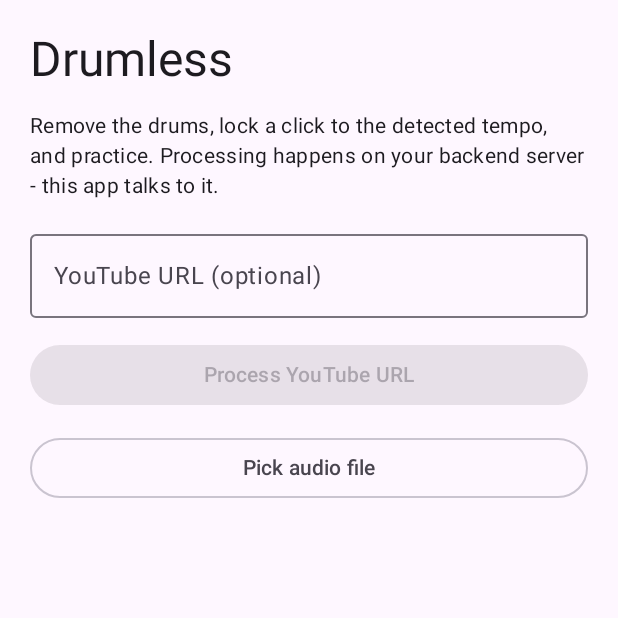
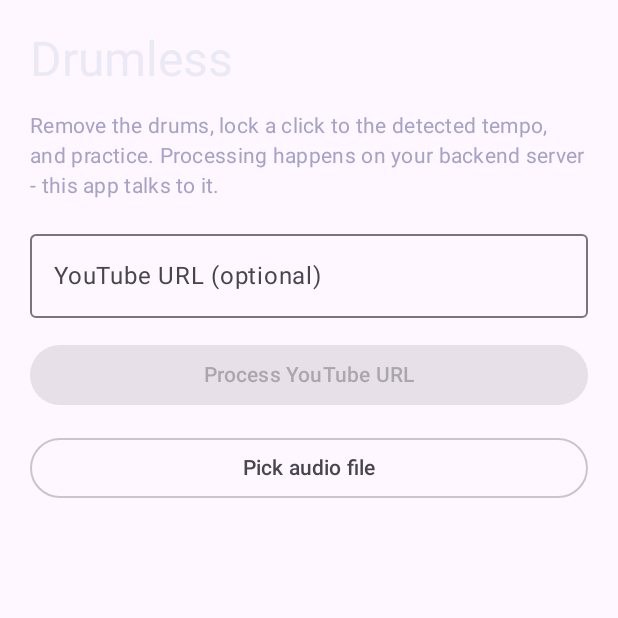
Before and after one commit to DerrickUnleashed/Drumless, an Android app built with Jetpack Compose: the screen it shows after launch (MainActivity), on a phone screen of 412 x 824 dp, the top half of it. Run offline under Robolectric (Android 15) with nearby library versions, the phone set to English and light mode, and no system bars.

Commit message:
chore: update android/app/src/main/java/com/drumless/app/ui/HomeScreen.kt

```diff
--- a/android/app/src/main/java/com/drumless/app/ui/HomeScreen.kt
+++ b/android/app/src/main/java/com/drumless/app/ui/HomeScreen.kt
@@ -22,6 +22,7 @@ import androidx.compose.runtime.mutableStateOf
 import androidx.compose.runtime.remember
 import androidx.compose.runtime.setValue
 import androidx.compose.ui.Modifier
+import androidx.compose.ui.graphics.Color
 import androidx.compose.ui.unit.dp
 
 @Composable
@@ -43,11 +44,16 @@ fun HomeScreen(vm: MainViewModel, state: UiState) {
             .padding(20.dp),
         verticalArrangement = Arrangement.spacedBy(14.dp),
     ) {
-        Text("Drumless", style = MaterialTheme.typography.headlineLarge)
+        Text(
+            "Drumless",
+            style = MaterialTheme.typography.headlineLarge,
+            color = Color(0xFFECE9F7)
+        )
         Text(
             "Remove the drums, lock a click to the detected tempo, and practice. " +
                 "Processing happens on your backend server - this app talks to it.",
             style = MaterialTheme.typography.bodyMedium,
+            color = Color(0xFFA8A2C8)
         )
 
         OutlinedTextField(
@@ -55,7 +61,7 @@ fun HomeScreen(vm: MainViewModel, state: UiState) {
             onValueChange = { urlInput = it },
             label = { Text("YouTube URL (optional)") },
             singleLine = true,
-            modifier = Modifier.fillMaxWidth(),
+            modifier = Modifier.fillMaxWidth()
         )
         Button(
             onClick = {
@@ -64,21 +70,29 @@ fun HomeScreen(vm: MainViewModel, state: UiState) {
             },
             enabled = urlInput.isNotBlank() && !state.submitting,
             modifier = Modifier.fillMaxWidth(),
-        ) {
-            Text("Process YouTube URL")
-        }
+            content = {
+                Text("Process YouTube URL")
+            }
+        )
 
         OutlinedButton(
             onClick = { picker.launch("audio/*") },
             enabled = !state.submitting,
             modifier = Modifier.fillMaxWidth(),
-        ) {
-            Text(pickedName?.let { "Processing “$it”…" } ?: "Pick audio file")
-        }
+            content = {
+                Text(pickedName?.let { "Processing “$it”…" } ?: "Pick audio file")
+            }
+        )
 
         if (state.error != null) {
-            Card(colors = CardDefaults.cardColors(containerColor = MaterialTheme.colorScheme.errorContainer)) {
-                Text(state.error, Modifier.padding(12.dp), color = MaterialTheme.colorScheme.onErrorContainer)
+            Card(
+                modifier = Modifier.padding(12.dp),
+                colors = CardDefaults.cardColors(
+                    containerColor = Color(0xFFFF7A7A),
+                    contentColor = Color(0xFF1A1205)
+                )
+            ) {
+                Text(state.error, color = Color(0xFF1A1205))
             }
         }
     }
```
